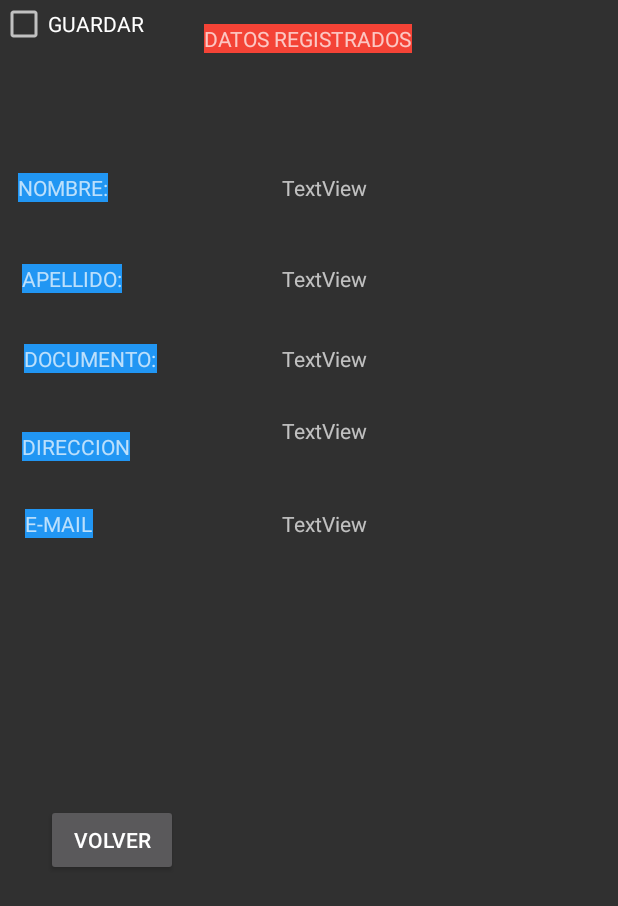
After one commit to pc250282/ProyectoAndroidStudio, an Android app: the MostrarDatosPersona screen opened directly, with no data from a screen before it, on a phone screen of 412 x 824 dp. The commit adds this screen. Shown: the top 906 px of the screen. Run offline under Robolectric (Android 15) with nearby library versions, the phone set to English and light mode, and no system bars.

Commit message:
Entrega Final parte 1

```diff
--- a/app/build.gradle
+++ b/app/build.gradle
@@ -29,6 +29,7 @@ android {
     kotlinOptions {
         jvmTarget = '1.8'
     }
+
 }
 
 dependencies {
@@ -40,4 +41,7 @@ dependencies {
     testImplementation 'junit:junit:4.13.2'
     androidTestImplementation 'androidx.test.ext:junit:1.1.3'
     androidTestImplementation 'androidx.test.espresso:espresso-core:3.4.0'
+
+
+    implementation "org.jetbrains.kotlinx:kotlinx-coroutines-android:1.3.6"
 }
--- /dev/null
+++ b/app/src/main/java/com/example/proyectologin/MostrarDatosPersona.kt
@@ -0,0 +1,34 @@
+package com.example.proyectologin
+
+import android.content.Intent
+import androidx.appcompat.app.AppCompatActivity
+import android.os.Bundle
+import android.widget.Button
+import android.widget.TextView
+
+class MostrarDatosPersona : AppCompatActivity() {
+    override fun onCreate(savedInstanceState: Bundle?) {
+        setContentView(R.layout.activity_mostrar_datos_persona)
+        var lblNombre=findViewById<TextView>(R.id.lblNombre)
+        var lblApellido=findViewById<TextView>(R.id.lblApellido)
+        var lblDocumento=findViewById<TextView>(R.id.lblDocumento)
+        var lblDireccion=findViewById<TextView>(R.id.lblDireccion)
+        var lblMail=findViewById<TextView>(R.id.lblMail)
+        var btnVolver=findViewById<Button>(R.id.btnVolver)
+        super.onCreate(savedInstanceState)
+        var usuarioRecibido=intent.getParcelableExtra<Usuario>("usuario")
+
+        if(usuarioRecibido!=null){
+
+
+            lblNombre.setText(usuarioRecibido.nombre)
+
+        }
+
+        /*btnVolver.setOnClickListener {
+            var intent = Intent(this, SegundaActivity::class.java)
+            startActivity(intent)
+        }*/
+
+    }
+}
--- /dev/null
+++ b/app/src/main/res/layout/activity_mostrar_datos_persona.xml
@@ -0,0 +1,167 @@
+<?xml version="1.0" encoding="utf-8"?>
+<androidx.constraintlayout.widget.ConstraintLayout xmlns:android="http://schemas.android.com/apk/res/android"
+    xmlns:app="http://schemas.android.com/apk/res-auto"
+    xmlns:tools="http://schemas.android.com/tools"
+    android:layout_width="match_parent"
+    android:layout_height="match_parent"
+    tools:context=".MostrarDatosPersona">
+
+    <TextView
+        android:id="@+id/lblNombre"
+        android:layout_width="wrap_content"
+        android:layout_height="wrap_content"
+        android:text="TextView"
+        app:layout_constraintBottom_toBottomOf="parent"
+        app:layout_constraintEnd_toEndOf="parent"
+        app:layout_constraintHorizontal_bias="0.529"
+        app:layout_constraintStart_toStartOf="parent"
+        app:layout_constraintTop_toTopOf="parent"
+        app:layout_constraintVertical_bias="0.143" />
+
+    <TextView
+        android:id="@+id/lblApellido"
+        android:layout_width="wrap_content"
+        android:layout_height="wrap_content"
+        android:backgroundTint="#2196F3"
+        android:text="TextView"
+        app:layout_constraintBottom_toBottomOf="parent"
+        app:layout_constraintEnd_toEndOf="parent"
+        app:layout_constraintHorizontal_bias="0.529"
+        app:layout_constraintStart_toStartOf="parent"
+        app:layout_constraintTop_toTopOf="parent"
+        app:layout_constraintVertical_bias="0.219" />
+
+    <TextView
+        android:id="@+id/lblDocumento"
+        android:layout_width="wrap_content"
+        android:layout_height="wrap_content"
+        android:text="TextView"
+        app:layout_constraintBottom_toBottomOf="parent"
+        app:layout_constraintEnd_toEndOf="parent"
+        app:layout_constraintHorizontal_bias="0.529"
+        app:layout_constraintStart_toStartOf="parent"
+        app:layout_constraintTop_toTopOf="parent"
+        app:layout_constraintVertical_bias="0.285" />
+
+    <TextView
+        android:id="@+id/lblDireccion"
+        android:layout_width="wrap_content"
+        android:layout_height="wrap_content"
+        android:text="TextView"
+        app:layout_constraintBottom_toBottomOf="parent"
+        app:layout_constraintEnd_toEndOf="parent"
+        app:layout_constraintHorizontal_bias="0.529"
+        app:layout_constraintStart_toStartOf="parent"
+        app:layout_constraintTop_toTopOf="parent"
+        app:layout_constraintVertical_bias="0.345" />
+
+    <TextView
+        android:id="@+id/textView"
+        android:layout_width="wrap_content"
+        android:layout_height="wrap_content"
+        android:layout_marginStart="12dp"
+        android:background="#2196F3"
+        android:text="NOMBRE:"
+        app:layout_constraintBottom_toBottomOf="parent"
+        app:layout_constraintStart_toStartOf="parent"
+        app:layout_constraintTop_toTopOf="parent"
+        app:layout_constraintVertical_bias="0.143" />
+
+    <TextView
+        android:id="@+id/textView2"
+        android:layout_width="wrap_content"
+        android:layout_height="wrap_content"
+        android:background="#2196F3"
+        android:text="APELLIDO:"
+        app:layout_constraintBottom_toBottomOf="parent"
+        app:layout_constraintEnd_toEndOf="parent"
+        app:layout_constraintHorizontal_bias="0.043"
+        app:layout_constraintStart_toStartOf="parent"
+        app:layout_constraintTop_toTopOf="parent"
+        app:layout_constraintVertical_bias="0.219" />
+
+    <TextView
+        android:id="@+id/textView3"
+        android:layout_width="wrap_content"
+        android:layout_height="wrap_content"
+        android:background="#2196F3"
+        android:text="DOCUMENTO:"
+        app:layout_constraintBottom_toBottomOf="parent"
+        app:layout_constraintEnd_toEndOf="parent"
+        app:layout_constraintHorizontal_bias="0.049"
+        app:layout_constraintStart_toStartOf="parent"
+        app:layout_constraintTop_toTopOf="parent"
+        app:layout_constraintVertical_bias="0.285" />
+
+    <TextView
+        android:id="@+id/textView4"
+        android:layout_width="wrap_content"
+        android:layout_height="wrap_content"
+        android:layout_marginEnd="94dp"
+        android:background="#2196F3"
+        android:text="DIRECCION"
+        app:layout_constraintBottom_toBottomOf="parent"
+        app:layout_constraintEnd_toStartOf="@+id/lblDireccion"
+        app:layout_constraintHorizontal_bias="0.681"
+        app:layout_constraintStart_toStartOf="parent"
+        app:layout_constraintTop_toTopOf="parent"
+        app:layout_constraintVertical_bias="0.358" />
+
+    <TextView
+        android:id="@+id/textView5"
+        android:layout_width="wrap_content"
+        android:layout_height="wrap_content"
+        android:layout_marginTop="16dp"
+        android:background="#F44336"
+        android:text="DATOS REGISTRADOS"
+        app:layout_constraintEnd_toEndOf="parent"
+        app:layout_constraintHorizontal_bias="0.498"
+        app:layout_constraintStart_toStartOf="parent"
+        app:layout_constraintTop_toTopOf="parent" />
+
+    <TextView
+        android:id="@+id/txtView78"
+        android:layout_width="wrap_content"
+        android:layout_height="wrap_content"
+        android:background="#2196F3"
+        android:text="E-MAIL"
+        app:layout_constraintBottom_toBottomOf="parent"
+        app:layout_constraintEnd_toEndOf="parent"
+        app:layout_constraintHorizontal_bias="0.045"
+        app:layout_constraintStart_toStartOf="parent"
+        app:layout_constraintTop_toTopOf="parent"
+        app:layout_constraintVertical_bias="0.422" />
+
+    <TextView
+        android:id="@+id/lblMail"
+        android:layout_width="wrap_content"
+        android:layout_height="wrap_content"
+        android:text="TextView"
+        app:layout_constraintBottom_toBottomOf="parent"
+        app:layout_constraintEnd_toEndOf="parent"
+        app:layout_constraintHorizontal_bias="0.529"
+        app:layout_constraintStart_toStartOf="parent"
+        app:layout_constraintTop_toTopOf="parent"
+        app:layout_constraintVertical_bias="0.422" />
+
+    <CheckBox
+        android:id="@+id/checkBox"
+        android:layout_width="wrap_content"
+        android:layout_height="wrap_content"
+        android:text="GUARDAR"
+        tools:layout_editor_absoluteX="31dp"
+        tools:layout_editor_absoluteY="371dp" />
+
+    <Button
+        android:id="@+id/btnVolver"
+        android:layout_width="wrap_content"
+        android:layout_height="wrap_content"
+        android:text="VOLVER"
+        app:layout_constraintBottom_toBottomOf="parent"
+        app:layout_constraintEnd_toEndOf="parent"
+        app:layout_constraintHorizontal_bias="0.095"
+        app:layout_constraintStart_toStartOf="parent"
+        app:layout_constraintTop_toTopOf="parent"
+        app:layout_constraintVertical_bias="0.691" />
+
+</androidx.constraintlayout.widget.ConstraintLayout>
--- a/build.gradle
+++ b/build.gradle
@@ -2,7 +2,7 @@
 plugins {
     id 'com.android.application' version '7.2.1' apply false
     id 'com.android.library' version '7.2.1' apply false
-    id 'org.jetbrains.kotlin.android' version '1.6.10' apply false
+    id 'org.jetbrains.kotlin.android' version '1.7.10' apply false
 }
 
 task clean(type: Delete) {
```
Also changed, not shown: app/src/main/AndroidManifest.xml (+7 -0 lines), app/src/main/java/com/example/proyectologin/ExtencionVisual.kt (added, +12 -0 lines), app/src/main/java/com/example/proyectologin/MainActivity.kt (+34 -56 lines), app/src/main/java/com/example/proyectologin/Persona.kt (added, +15 -0 lines), app/src/main/java/com/example/proyectologin/RegistroDatos.kt (added, +51 -0 lines), app/src/main/java/com/example/proyectologin/SegundaActivity.kt (+19 -9 lines), app/src/main/java/com/example/proyectologin/Users.kt (+28 -7 lines), app/src/main/java/com/example/proyectologin/Usuario.kt (added, +32 -0 lines), app/src/main/res/layout/activity_main.xml (+14 -31 lines), app/src/main/res/layout/activity_registro_datos.xml (added, +134 -0 lines), app/src/main/res/layout/activity_segunda.xml (+27 -2 lines).
